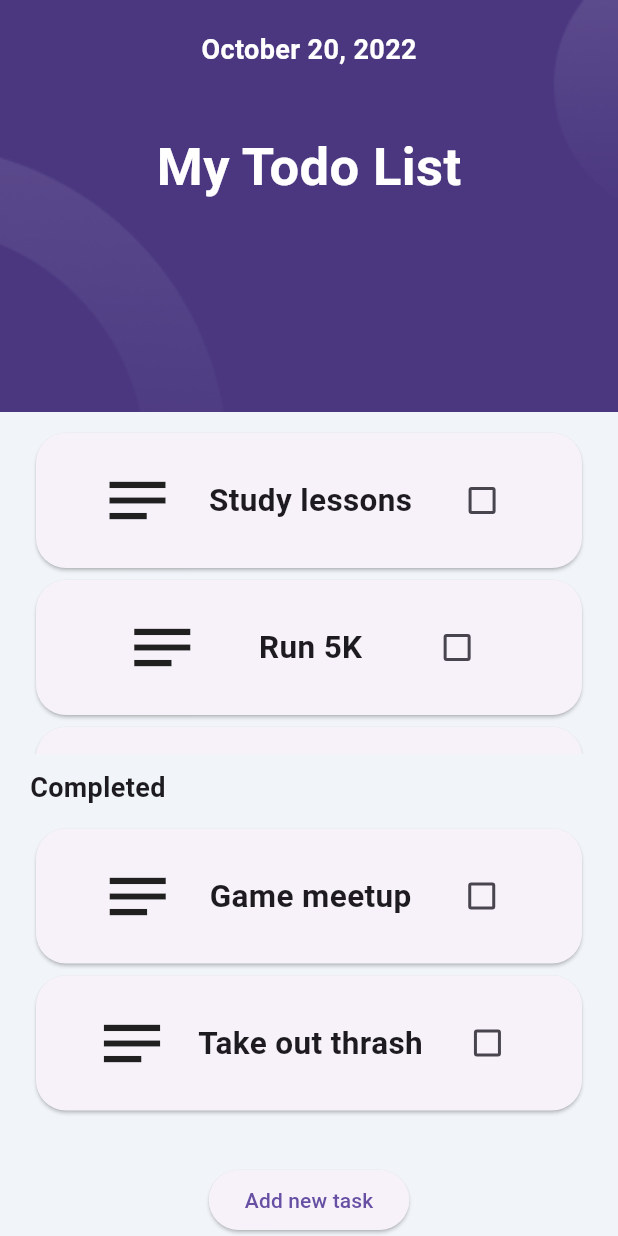
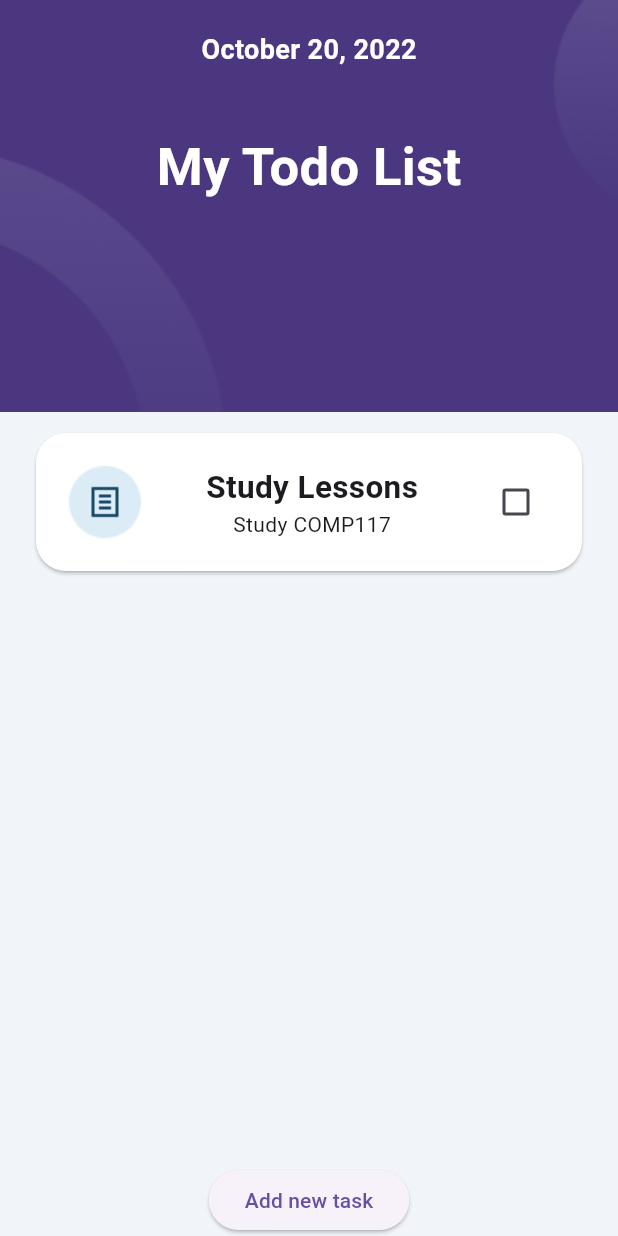
Before and after one commit to gulssumm/flutter-app, a Flutter app: the screen it shows after launch, on a phone screen of 412 x 824 dp. Run offline on Flutter 3.47's test engine with Material 3 defaults, Android fonts, the phone set to English and light mode, and no system bars; our stand-ins replace hexcolor.

Commit message:
tasks page

```diff
--- /dev/null
+++ b/lib/constants/tasktype.dart
@@ -0,0 +1 @@
+enum Tasktype { note, calendar, contest }
--- /dev/null
+++ b/lib/model/task.dart
@@ -0,0 +1,13 @@
+import 'package:myapp/constants/tasktype.dart';
+
+class Task {
+  Task(
+      {required this.type,
+      required this.title,
+      required this.description,
+      required this.isCompleted});
+  final Tasktype type;
+  final String title;
+  final String description;
+  bool isCompleted;
+}
--- a/lib/screens/home.dart
+++ b/lib/screens/home.dart
@@ -1,6 +1,8 @@
 import 'package:flutter/material.dart';
 import 'package:hexcolor/hexcolor.dart';
 import 'package:myapp/constants/color.dart';
+import 'package:myapp/constants/tasktype.dart';
+import 'package:myapp/model/task.dart';
 import 'package:myapp/screens/add_new_task.dart';
 import 'package:myapp/todoitem.dart';
 
@@ -12,8 +14,16 @@ class HomeScreen extends StatefulWidget {
 }
 
 class _HomeScreenState extends State<HomeScreen> {
-  List<String> todo = ["Study lessons", "Run 5K", "Go to party"];
-  List<String> completed = ["Game meetup", "Take out thrash"];
+  //List<String> todo = ["Study lessons", "Run 5K", "Go to party"];
+  //List<String> completed = ["Game meetup", "Take out thrash"];
+  List<Task> todo = [
+    Task(
+      type: Tasktype.note,
+      title: "Study Lessons",
+      description: "Study COMP117",
+      isCompleted: false,
+    )
+  ];
   @override
   Widget build(BuildContext context) {
     double deviceHeight = MediaQuery.of(context).size.height;
@@ -70,37 +80,13 @@ class _HomeScreenState extends State<HomeScreen> {
                     itemCount: todo.length,
                     itemBuilder: (context, index) {
                       return TodoItem(
-                        title: todo[index],
+                        task: todo[index],
                       );
                     },
                   ),
                 ),
               ),
             ),
-            // Completed Text
-            const Padding(
-              padding: EdgeInsets.only(left: 20),
-              child: Align(
-                  alignment: Alignment.centerLeft,
-                  child: Text(
-                    "Completed",
-                    style: TextStyle(fontWeight: FontWeight.bold, fontSize: 18),
-                  )),
-            ),
-            // Buttom Column
-            Expanded(
-                child: Padding(
-              padding: const EdgeInsets.fromLTRB(20, 10, 20, 10),
-              child: SingleChildScrollView(
-                child: ListView.builder(
-                    primary: false,
-                    shrinkWrap: true,
-                    itemCount: completed.length,
-                    itemBuilder: (context, index) {
-                      return TodoItem(title: completed[index]);
-                    }),
-              ),
-            )),
             ElevatedButton(
               onPressed: () {
                 Navigator.of(context).push(MaterialPageRoute(
--- a/lib/todoitem.dart
+++ b/lib/todoitem.dart
@@ -1,8 +1,10 @@
 import 'package:flutter/material.dart';
+import 'package:myapp/constants/tasktype.dart';
+import 'package:myapp/model/task.dart';
 
 class TodoItem extends StatefulWidget {
-  const TodoItem({super.key, required this.title});
-  final String title;
+  const TodoItem({super.key, required this.task});
+  final Task task;
 
   @override
   State<TodoItem> createState() => _TodoItemState();
@@ -14,22 +16,49 @@ class _TodoItemState extends State<TodoItem> {
   @override
   Widget build(BuildContext context) {
     return Card(
+      color: widget.task.isCompleted ? Colors.grey : Colors.white,
       shape: RoundedRectangleBorder(borderRadius: BorderRadius.circular(20)),
       child: Padding(
         padding: const EdgeInsets.all(20),
         child: Row(
           mainAxisAlignment: MainAxisAlignment.spaceEvenly,
           children: [
-            const Icon(Icons.notes_outlined, size: 50),
-            Text(widget.title,
-                style:
-                    const TextStyle(fontWeight: FontWeight.bold, fontSize: 21)),
+            widget.task.type == Tasktype.note
+                ? Image.asset("lib/assets/images/category_1.png")
+                : widget.task.type == Tasktype.contest
+                    ? Image.asset("lib/assets/images/category_3.png")
+                    : Image.asset("lib/assets/images/category_2.png"),
+            Expanded(
+              child: Column(
+                children: [
+                  Text(
+                    widget.task.title,
+                    style: TextStyle(
+                        decoration: widget.task.isCompleted
+                            ? TextDecoration.lineThrough
+                            : TextDecoration.none,
+                        fontWeight: FontWeight.bold,
+                        fontSize: 21),
+                  ),
+                  Text(
+                    widget.task.description,
+                    style: TextStyle(
+                        decoration: widget.task.isCompleted
+                            ? TextDecoration.lineThrough
+                            : TextDecoration.none),
+                  )
+                ],
+              ),
+            ),
             Checkbox(
                 value: isChecked,
                 onChanged: (val) => {
-                      setState(() {
-                        isChecked = val!;
-                      })
+                      setState(
+                        () {
+                          widget.task.isCompleted = !widget.task.isCompleted;
+                          isChecked = val!;
+                        },
+                      )
                     }),
           ],
         ),
```
